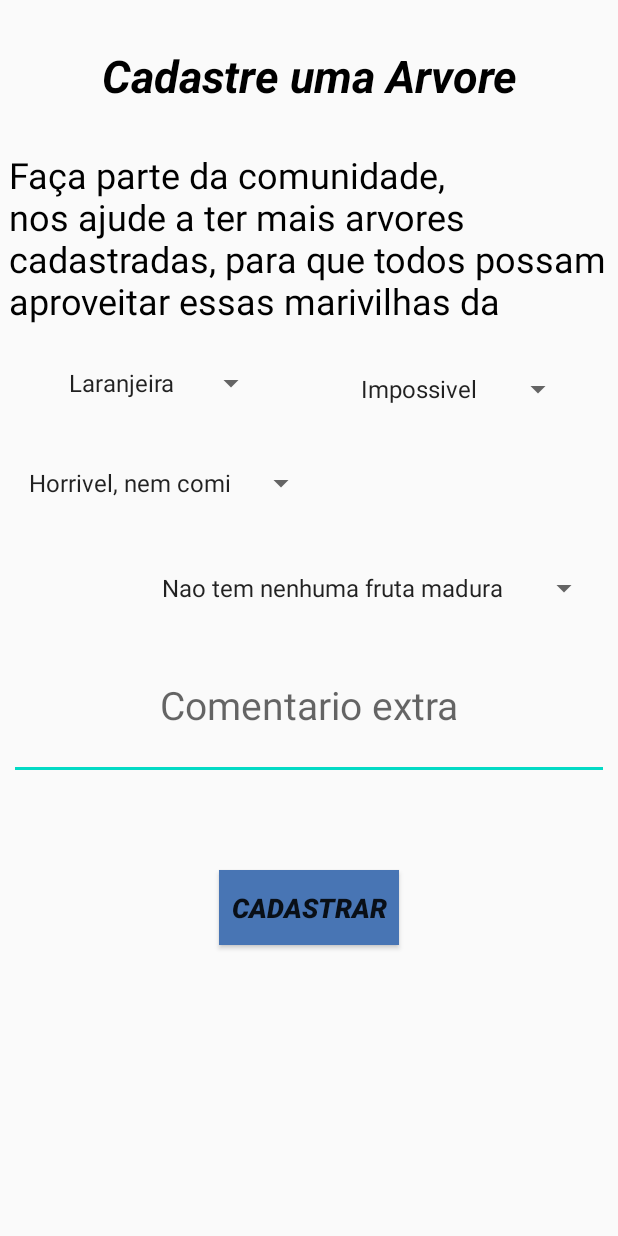
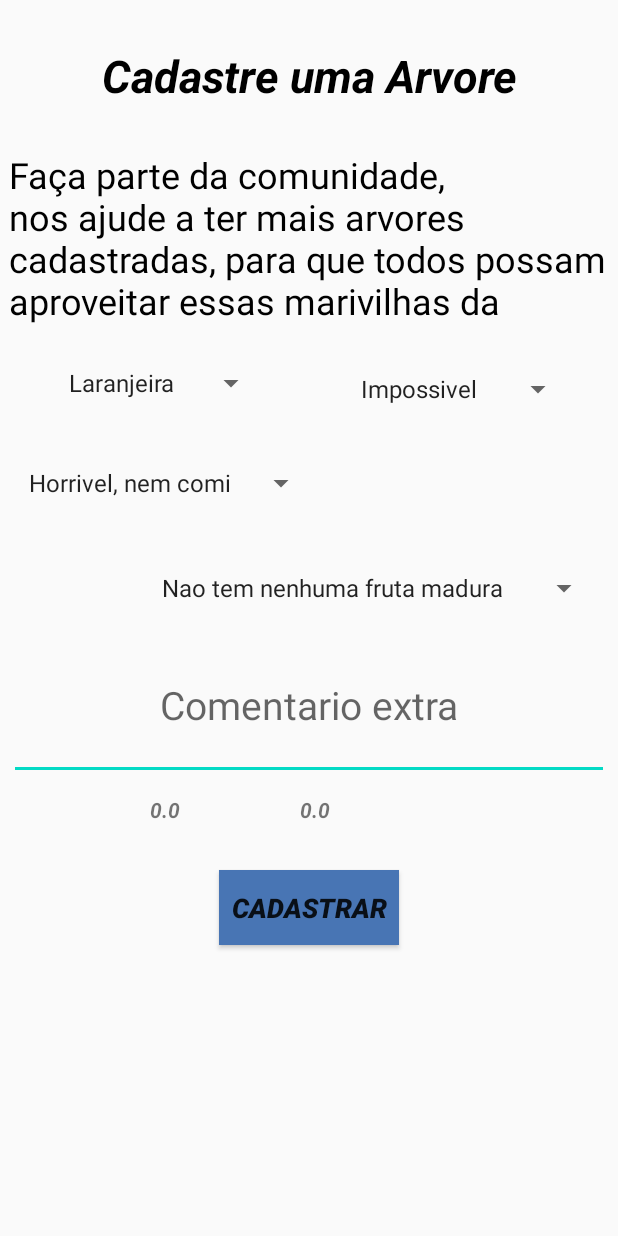
Before and after one commit to VergaraC/Fruit-Map, an Android app: the Cadastro screen opened directly, with no data from a screen before it, on a phone screen of 412 x 824 dp. Run offline under Robolectric (Android 15) with nearby library versions, the phone set to English and light mode, and no system bars; 2 statements that could not run were skipped.

Commit message:
current location adicionada a Cadastro Activity

```diff
--- a/FruitMap/app/src/main/java/com/example/fruitmap/Cadastro.java
+++ b/FruitMap/app/src/main/java/com/example/fruitmap/Cadastro.java
@@ -11,6 +11,8 @@ import android.widget.Button;
 import android.widget.Spinner;
 import android.widget.TextView;
 import android.widget.Toast;
+
+import com.google.android.gms.maps.model.LatLng;
 
 import org.w3c.dom.Text;
 
@@ -32,14 +34,21 @@ public class Cadastro extends AppCompatActivity {
 
         Button cadastrar = findViewById(R.id.localizacao);
 
-        final TextView latitude = findViewById(R.id.latitude);
-        final TextView longitude = findViewById(R.id.longitude);
+        final TextView textLatitude = findViewById(R.id.latitude);
+        final TextView textLongitude = findViewById(R.id.longitude);
+
+        Bundle bundle = getIntent().getExtras();
+        double lLat = bundle.getDouble("latitude");
+        double lLong = bundle.getDouble("longitude");
+
+        System.out.println("Cadastro latitude: " + lLat);
+        System.out.println("Cadastro longitude: " + lLong);
+
+        textLatitude.setText(String.valueOf(lLat));
+        textLongitude.setText(String.valueOf(lLong));
 
         ArrayAdapter adapter = ArrayAdapter.createFromResource(this, R.array.labels_acesso, android.R.layout.simple_spinner_item);
         acesso.setAdapter(adapter);
-
-        latitude.setText(getIntent().getStringExtra("latitude"));
-        longitude.setText(getIntent().getStringExtra("longitude"));
 
         cadastrar.setOnClickListener(new View.OnClickListener() {
             @Override
--- a/FruitMap/app/src/main/res/layout/cadastro.xml
+++ b/FruitMap/app/src/main/res/layout/cadastro.xml
@@ -27,7 +27,7 @@
         android:layout_width="80dp"
         android:layout_height="20dp"
         android:layout_marginLeft="100dp"
-        android:layout_marginTop="650dp"
+        android:layout_marginTop="530dp"
         android:text="laititude"
         android:textStyle="bold|italic"/>
 
@@ -36,7 +36,7 @@
         android:layout_width="80dp"
         android:layout_height="20dp"
         android:layout_marginLeft="200dp"
-        android:layout_marginTop="650dp"
+        android:layout_marginTop="530dp"
         android:text="longitude"
         android:textStyle="bold|italic"/>
 
```
Also changed, not shown: FruitMap/app/src/main/java/com/example/fruitmap/MapActivity.java (+63 -60 lines).
